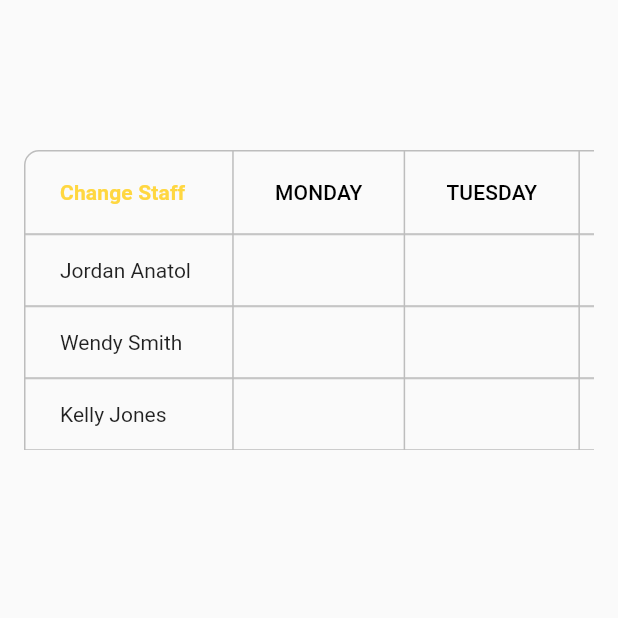
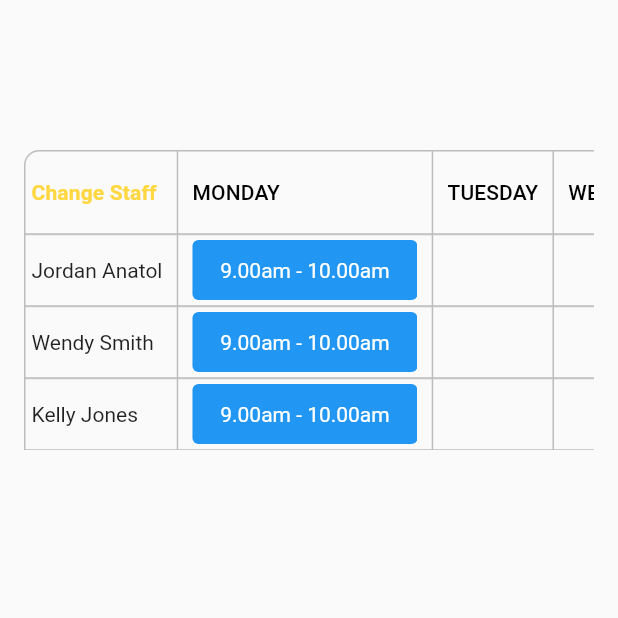
Before and after one commit to sirkev/flutter_data_tables, a Flutter app: the screen it shows after launch, on a phone screen of 412 x 824 dp, the top half of it. Run offline on Flutter 3.47's test engine with Material 2 defaults, Android fonts, the light colour scheme and no system bars.

Commit message:
appointments cells and times

```diff
--- /dev/null
+++ b/lib/appointment_cell.dart
@@ -0,0 +1,43 @@
+import 'package:flutter/material.dart';
+
+class AppointmentCell extends StatefulWidget {
+  const AppointmentCell({Key? key}) : super(key: key);
+
+  @override
+  State<AppointmentCell> createState() => _AppointmentCellState();
+}
+
+class _AppointmentCellState extends State<AppointmentCell> {
+  @override
+  Widget build(BuildContext context) {
+    return SizedBox(
+      width: 150,
+      child: SingleChildScrollView(
+        scrollDirection: Axis.horizontal,
+        child: Row(
+          verticalDirection: VerticalDirection.down,
+          children: [
+            ...List.generate(
+              10,
+              (index) => Container(
+                  height: 40,
+                  width: 150,
+                  margin: const EdgeInsets.only(right: 4),
+                  decoration: BoxDecoration(
+                      color: Colors.blue[500],
+                      borderRadius: BorderRadius.circular(4)),
+                  child: const Center(
+                      child: Text(
+                    '9.00am - 10.00am',
+                    style: TextStyle(
+                        color: Colors.white,
+                        fontWeight: FontWeight.w400,
+                        fontSize: 14),
+                  ))),
+            ),
+          ],
+        ),
+      ),
+    );
+  }
+}
--- a/lib/home_page.dart
+++ b/lib/home_page.dart
@@ -1,5 +1,6 @@
 import 'package:flutter/material.dart';
 
+import 'appointment_cell.dart';
 import 'data.dart';
 
 class HomePage extends StatefulWidget {
@@ -38,6 +39,8 @@ class _HomePageState extends State<HomePage> {
                 child: SingleChildScrollView(
                   scrollDirection: Axis.horizontal,
                   child: DataTable(
+                      columnSpacing: 20,
+                      horizontalMargin: 5,
                       border: TableBorder.all(
                           color: Colors.grey[400] as Color,
                           borderRadius: BorderRadius.circular(10)),
@@ -65,7 +68,7 @@ class _HomePageState extends State<HomePage> {
     for (String staff in staffNames) {
       rows.add(DataRow(cells: [
         DataCell(Text(staff)),
-        DataCell(Text('')),
+        DataCell(AppointmentCell()),
         DataCell(Text('')),
         DataCell(Text('')),
         DataCell(Text('')),
```
Also changed, not shown: lib/staff_cell.dart (added).
